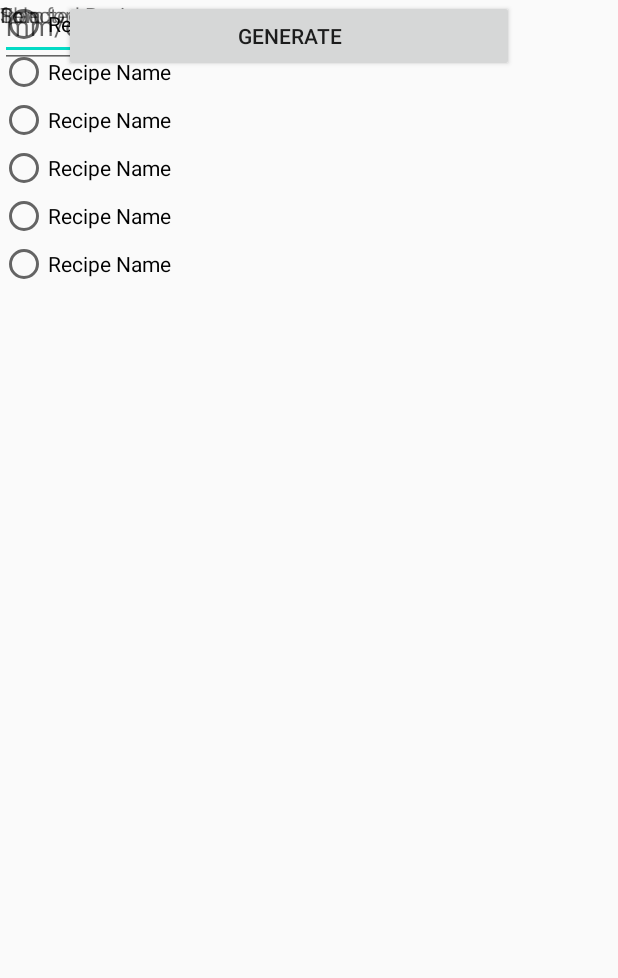
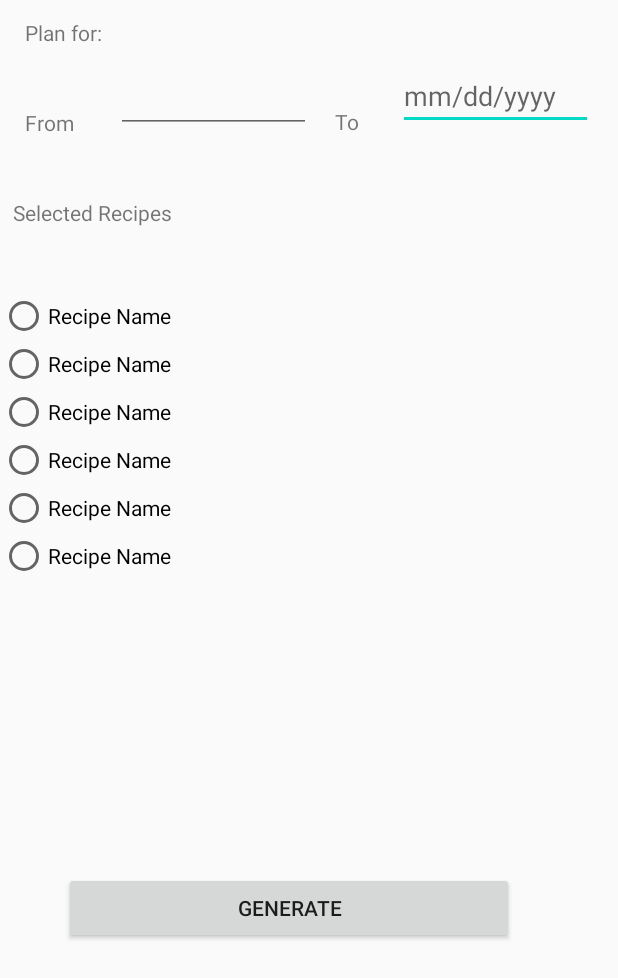
Before and after one commit to barneshn2/MealPlanner, an Android app: the layout addplan.xml on its own in the app's theme, with its tools: preview values and no code run, on a phone screen of 412 x 824 dp. Shown: the top 978 px of the screen. Run offline under Robolectric (Android 15) with nearby library versions, the phone set to English and light mode, and no system bars.

Commit message:
- Commented out code causing run time errors, fixed some compilation warnings

```diff
--- a/app/src/main/java/com/example/groupl/Addaplan.java
+++ b/app/src/main/java/com/example/groupl/Addaplan.java
@@ -15,11 +15,13 @@ public class Addaplan extends AppCompatActivity {
     @Override
     protected void onCreate(Bundle savedInstanceState) {
         super.onCreate(savedInstanceState);
-        setContentView(R.layout.activity_addaplan);
-
+        //setContentView(R.layout.activity_addaplan);
+        setContentView(R.layout.addplan);
         Intent intent = getIntent();
 
-        // get all the variables from a button click
+      /* Commenting code out  causing run time errors
+
+       // get all the variables from a button click
         Button mButton = (Button) findViewById(R.id.button3);
         mButton.setOnClickListener(new View.OnClickListener() {
             // on a click it will act
@@ -49,7 +51,7 @@ public class Addaplan extends AppCompatActivity {
 
                 }
             }
-        });
+        });*/
 
     }
 
--- a/app/src/main/res/layout/addplan.xml
+++ b/app/src/main/res/layout/addplan.xml
@@ -10,17 +10,21 @@
         android:layout_width="300dp"
         android:layout_height="wrap_content"
         android:text="@string/testbutton"
+        app:layout_constraintBottom_toBottomOf="parent"
         app:layout_constraintEnd_toEndOf="parent"
         app:layout_constraintHorizontal_bias="0.378"
         app:layout_constraintStart_toStartOf="parent"
-        tools:layout_editor_absoluteY="499dp"
+        app:layout_constraintTop_toBottomOf="@+id/radioGroup8"
         tools:text="Generate" />
 
     <RadioGroup
-        android:layout_width="match_parent"
-        android:layout_height="250dp"
-        tools:layout_editor_absoluteX="47dp"
-        tools:layout_editor_absoluteY="207dp" >
+        android:id="@+id/radioGroup8"
+        android:layout_width="0dp"
+        android:layout_height="wrap_content"
+        app:layout_constraintBottom_toTopOf="@+id/button3"
+        app:layout_constraintEnd_toEndOf="parent"
+        app:layout_constraintStart_toStartOf="parent"
+        app:layout_constraintTop_toTopOf="parent">
 
         <RadioButton
             android:id="@+id/radioButton"
@@ -32,7 +36,7 @@
             android:id="@+id/radioButton2"
             android:layout_width="match_parent"
             android:layout_height="wrap_content"
-            android:text="Recipe Name" />
+            android:text="@string/recipe_name" />
 
         <RadioButton
             android:id="@+id/radioButton3"
@@ -61,21 +65,28 @@
 
     <TextView
         android:id="@+id/textView2"
-        android:layout_width="wrap_content"
+        android:layout_width="52dp"
         android:layout_height="wrap_content"
+        android:layout_marginEnd="327dp"
         android:text="Plan for:"
-        tools:layout_editor_absoluteX="32dp"
-        tools:layout_editor_absoluteY="19dp" />
+        app:layout_constraintBottom_toTopOf="@+id/editTextDate2"
+        app:layout_constraintEnd_toEndOf="parent"
+        app:layout_constraintStart_toStartOf="parent"
+        app:layout_constraintTop_toTopOf="parent" />
 
     <EditText
         android:id="@+id/editTextDate"
         android:layout_width="130dp"
-        android:layout_height="40dp"
+        android:layout_height="wrap_content"
         android:ems="10"
         android:hint="mm/dd/yyyy"
         android:inputType="date"
-        tools:layout_editor_absoluteX="265dp"
-        tools:layout_editor_absoluteY="46dp" />
+        app:layout_constraintBottom_toTopOf="@+id/radioGroup8"
+        app:layout_constraintEnd_toEndOf="parent"
+        app:layout_constraintStart_toEndOf="@+id/textView4"
+        app:layout_constraintTop_toTopOf="parent"
+        app:layout_constraintVertical_bias="0.277"
+        android:autofillHints="" />
 
     <EditText
         android:id="@+id/editTextDate2"
@@ -83,30 +94,41 @@
         android:layout_height="wrap_content"
         android:ems="10"
         android:inputType="date"
-        tools:layout_editor_absoluteX="77dp"
-        tools:layout_editor_absoluteY="46dp" />
+        app:layout_constraintBottom_toTopOf="@+id/textView5"
+        app:layout_constraintEnd_toStartOf="@+id/textView4"
+        app:layout_constraintStart_toEndOf="@+id/textView3"
+        app:layout_constraintTop_toTopOf="parent"
+        android:autofillHints="" />
 
     <TextView
         android:id="@+id/textView3"
-        android:layout_width="wrap_content"
-        android:layout_height="wrap_content"
-        android:text="from"
-        tools:layout_editor_absoluteX="14dp"
-        tools:layout_editor_absoluteY="57dp" />
+        android:layout_width="44dp"
+        android:layout_height="19dp"
+        android:text="From"
+        app:layout_constraintBottom_toTopOf="@+id/textView5"
+        app:layout_constraintEnd_toStartOf="@+id/editTextDate2"
+        app:layout_constraintStart_toStartOf="parent"
+        app:layout_constraintTop_toBottomOf="@+id/textView2" />
 
     <TextView
         android:id="@+id/textView4"
-        android:layout_width="20dp"
-        android:layout_height="0dp"
+        android:layout_width="25dp"
+        android:layout_height="wrap_content"
         android:text="To"
-        tools:layout_editor_absoluteX="227dp"
-        tools:layout_editor_absoluteY="57dp" />
+        app:layout_constraintBottom_toTopOf="@+id/radioGroup8"
+        app:layout_constraintEnd_toStartOf="@+id/editTextDate"
+        app:layout_constraintStart_toEndOf="@+id/editTextDate2"
+        app:layout_constraintTop_toTopOf="parent"
+        app:layout_constraintVertical_bias="0.406" />
 
     <TextView
         android:id="@+id/textView5"
-        android:layout_width="wrap_content"
+        android:layout_width="108dp"
         android:layout_height="wrap_content"
-        android:text="Selected Recipes"
-        tools:layout_editor_absoluteX="16dp"
-        tools:layout_editor_absoluteY="163dp" />
+        android:layout_marginEnd="287dp"
+        android:text="@string/selected_recipes"
+        app:layout_constraintBottom_toTopOf="@+id/radioGroup8"
+        app:layout_constraintEnd_toEndOf="parent"
+        app:layout_constraintStart_toStartOf="parent"
+        app:layout_constraintTop_toBottomOf="@+id/editTextDate2" />
 </androidx.constraintlayout.widget.ConstraintLayout>
--- a/app/src/main/res/values/strings.xml
+++ b/app/src/main/res/values/strings.xml
@@ -6,5 +6,7 @@
     <string name="title">Title</string>
     <string name="add_a_plan">Add a plan</string>
     <string name="delete_a_plan">Delete a plan</string>
+    <string name="recipe_name">Recipe Name</string>
+    <string name="selected_recipes">Selected Recipes</string>
 
 </resources>
```
